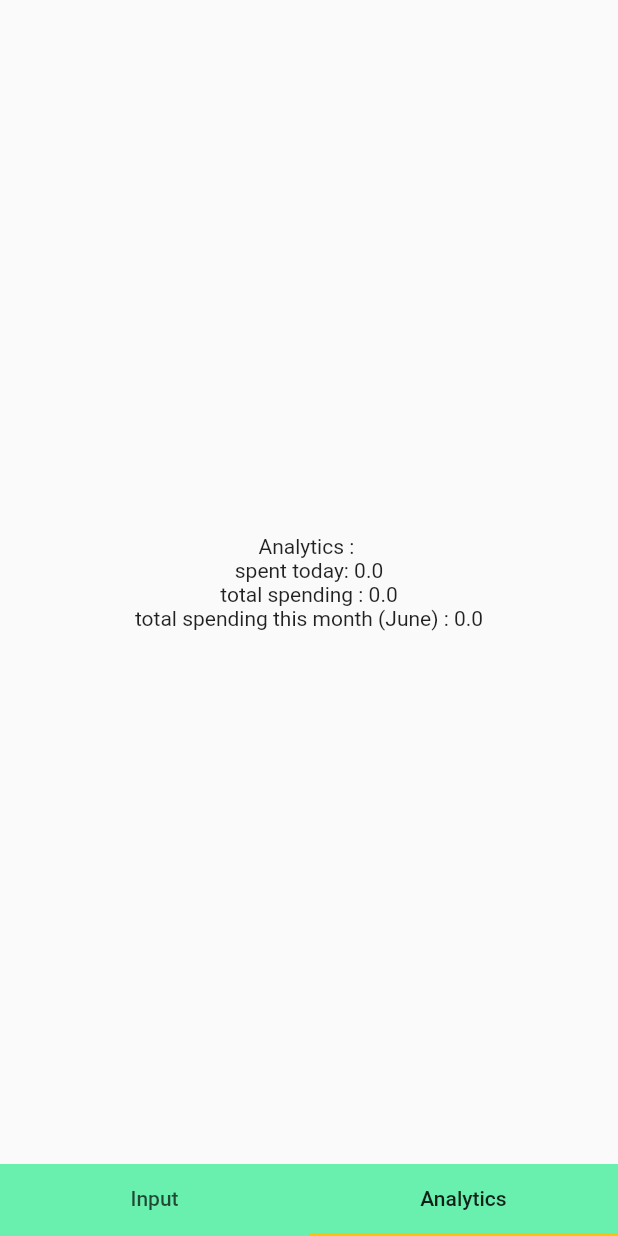
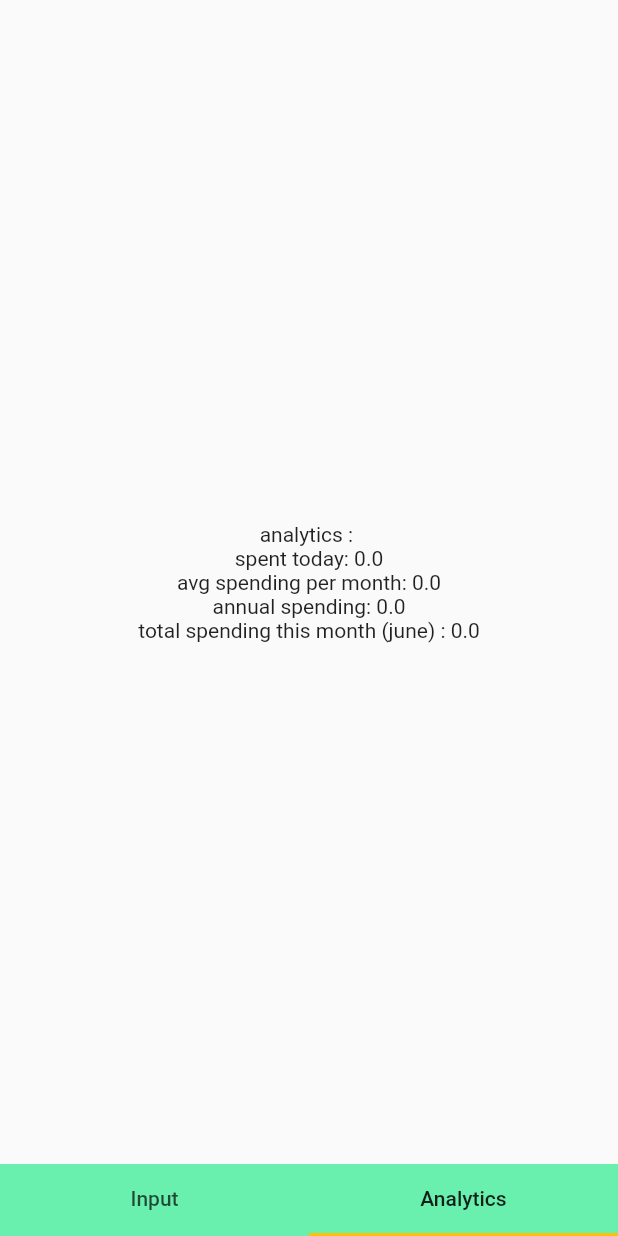
Before and after one commit to phantomcorn/Broked, a Flutter app: the screen it shows after launch, tab 2 chosen, on a phone screen of 412 x 824 dp. Run offline on Flutter 3.47's test engine with Material 2 defaults, Android fonts, the light colour scheme and no system bars; our stand-ins replace sqflite; accounts and stored records are empty.

Commit message:
make analytics page lowercase, displayed avg spending and annual spending

```diff
--- a/lib/main.dart
+++ b/lib/main.dart
@@ -192,10 +192,10 @@ class _Analytics extends State<Analytics> {
       body: Center(
         child : Column(
           children: [
-            Text("Analytics : "),
+            Text("analytics : "),
 
             FutureBuilder(
-                future: spentDatabase.instance.getSpendingToday(),
+              future: spentDatabase.instance.getSpendingToday(),
                 builder: (BuildContext context, AsyncSnapshot<double> snapshot) {
                   if (snapshot.hasData) {
                     return Text("spent today: ${snapshot.data.toString()}");
@@ -206,10 +206,21 @@ class _Analytics extends State<Analytics> {
             ),
 
             FutureBuilder(
-              future: spentDatabase.instance.getTotalSpending(),
+                future: spentDatabase.instance.getAvgSpending(DateTime.now().year),
+                builder: (BuildContext context, AsyncSnapshot<double> snapshot) {
+                  if (snapshot.hasData) {
+                    return Text("avg spending per month: ${snapshot.data}");
+                  } else {
+                    return CircularProgressIndicator();
+                  }
+                }
+            ),
+
+            FutureBuilder(
+              future: spentDatabase.instance.getTotalSpendingYearly(DateTime.now().year),
               builder: (BuildContext context, AsyncSnapshot<double> snapshot) {
                 if (snapshot.hasData) {
-                  return Text("total spending : ${snapshot.data.toString()}");
+                  return Text("annual spending: ${snapshot.data}");
                 } else {
                   return CircularProgressIndicator();
                 }
@@ -222,40 +233,40 @@ class _Analytics extends State<Analytics> {
                 String month;
                 switch(DateTime.now().month) {
                   case 1 :
-                    month = 'January';
+                    month = 'january';
                     break;
                   case 2:
-                    month = 'February';
+                    month = 'february';
                     break;
                   case 3:
-                    month = 'March';
+                    month = 'march';
                     break;
                   case 4 :
-                    month = 'April';
+                    month = 'april';
                     break;
                   case 5:
-                    month = 'May';
+                    month = 'may';
                     break;
                   case 6:
-                    month = 'June';
+                    month = 'june';
                     break;
                   case 7 :
-                    month = 'July';
+                    month = 'july';
                     break;
                   case 8:
-                    month = 'August';
+                    month = 'august';
                     break;
                   case 9:
-                    month = 'September';
+                    month = 'september';
                     break;
                   case 10 :
-                    month = 'October';
+                    month = 'october';
                     break;
                   case 11:
-                    month = 'November';
+                    month = 'november';
                     break;
                   default :
-                    month = 'December';
+                    month = 'december';
                     break;
                 }
                 if (snapshot.hasData) {
```
